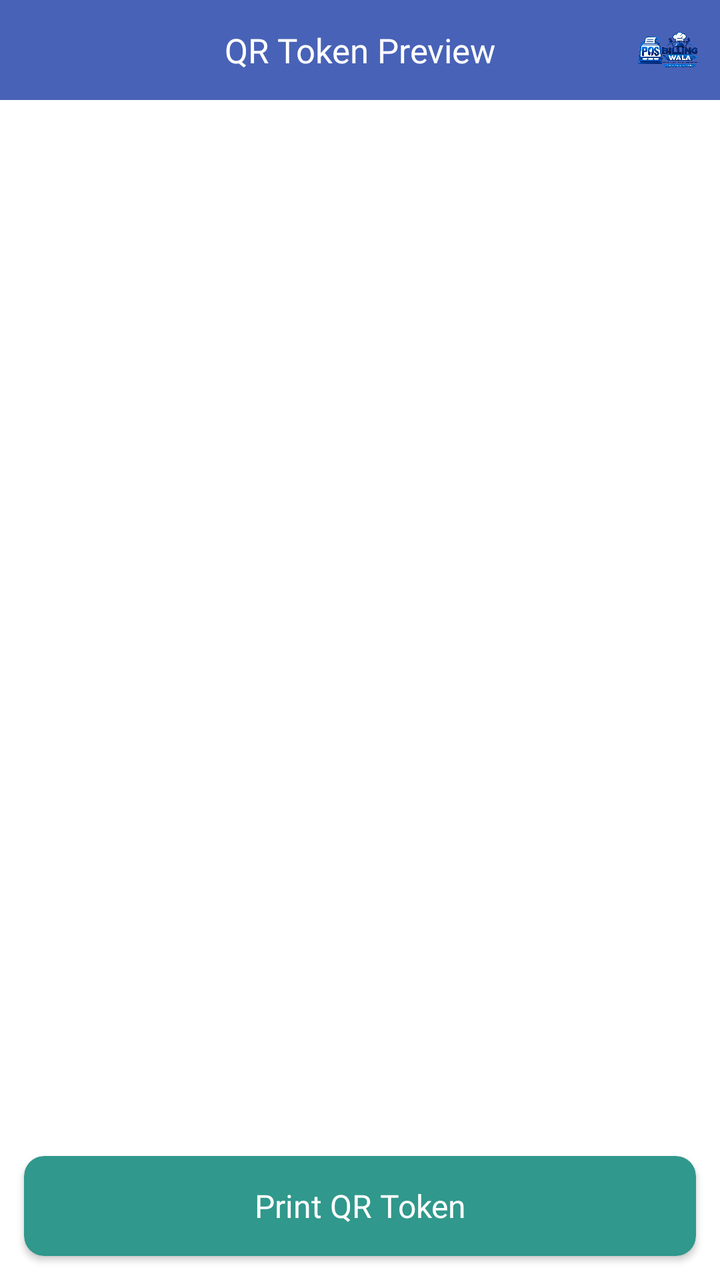
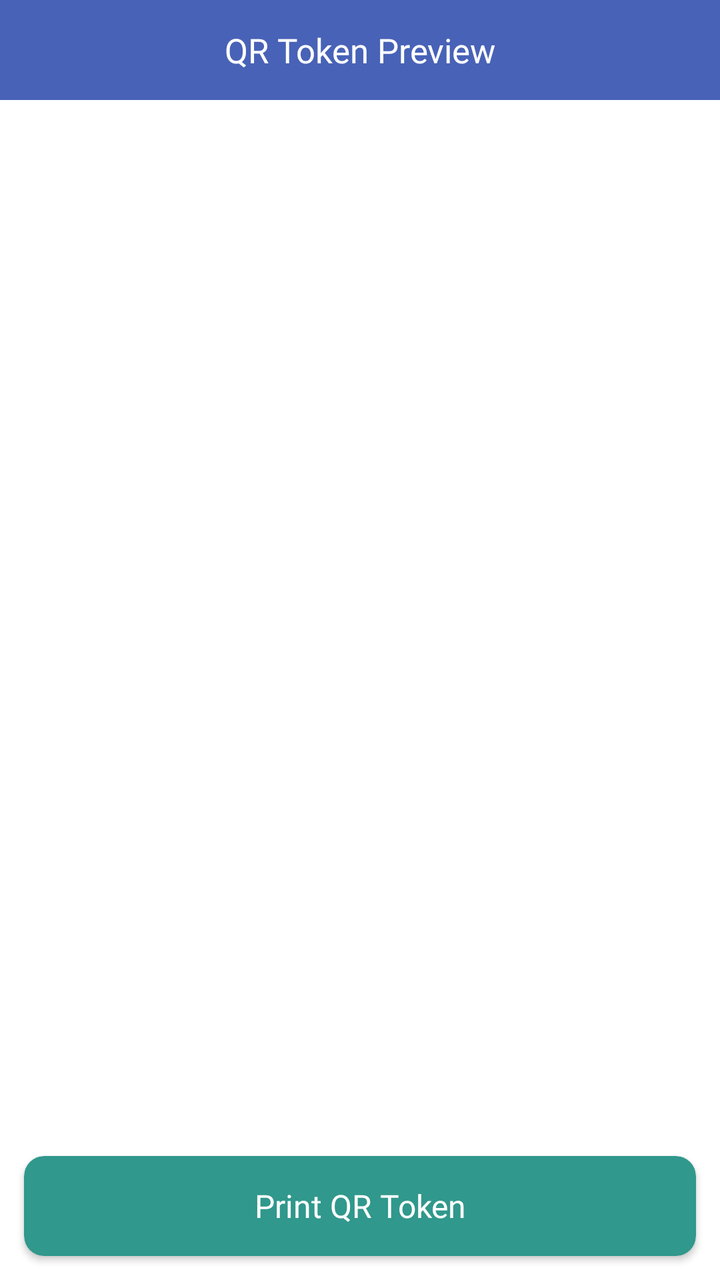

Compare the two renders of this Android layout. The source of the first and the diff that turns it into the second are given below.
<!-- AndroidManifest.xml: application theme AppTheme -->
<!-- res/layout/activity_mess_token_bluetooth_print.xml -->
<?xml version="1.0" encoding="utf-8"?>
<RelativeLayout xmlns:android="http://schemas.android.com/apk/res/android"
    xmlns:app="http://schemas.android.com/apk/res-auto"
    android:layout_width="match_parent"
    android:layout_height="match_parent"
    android:fitsSystemWindows="true">

    <com.google.android.material.appbar.AppBarLayout
        android:id="@+id/appBarLayout"
        android:layout_width="match_parent"
        android:layout_height="50dp">

        <RelativeLayout
            android:layout_width="match_parent"
            android:layout_height="match_parent">

            <androidx.appcompat.widget.AppCompatTextView
                android:layout_width="match_parent"
                android:layout_height="wrap_content"
                android:layout_centerInParent="true"
                android:fontFamily="@font/poppinsmedium"
                android:gravity="center"
                android:text="@string/ui_qr_token_preview"
                android:textColor="@color/white"
                android:textSize="17dp" />

            <include layout="@layout/include_app_toolbar_logo" />
        </RelativeLayout>
    </com.google.android.material.appbar.AppBarLayout>

    <androidx.core.widget.NestedScrollView
        android:id="@+id/twoNestedScrollView"
        android:layout_width="45mm"
        android:layout_height="wrap_content"
        android:layout_centerInParent="true"
        android:visibility="invisible">

        <LinearLayout
            android:layout_width="45mm"
            android:layout_height="wrap_content"
            android:gravity="center"
            android:orientation="vertical"
            android:padding="4dp">

            <ImageView
                android:id="@+id/twoCompanyLogo"
                android:layout_width="match_parent"
                android:layout_height="60dp"
                android:layout_margin="4dp"
                android:src="@drawable/app_logo" />

            <TextView
                android:id="@+id/twoShopName"
                android:layout_width="wrap_content"
                android:layout_height="wrap_content"
                android:fontFamily="@font/poppinsbold"
                android:gravity="center"
                android:text="@string/ui_shop"
                android:textColor="@color/black"
                android:textSize="17dp" />

            <TextView
                android:id="@+id/twoShopDetails"
                android:layout_width="wrap_content"
                android:layout_height="wrap_content"
                android:fontFamily="@font/poppinsregular"
                android:gravity="center"
                android:textColor="@color/black"
                android:textSize="12dp" />

            <TextView
                android:id="@+id/twoTokenTypeLabel"
                android:layout_width="wrap_content"
                android:layout_height="wrap_content"
                android:layout_marginTop="4dp"
                android:fontFamily="@font/poppinsbold"
                android:text="@string/ui_walkin_mess_token"
                android:textColor="@color/black"
                android:textSize="14dp" />

            <TextView
                android:id="@+id/twoInvoiceMemberName"
                android:layout_width="wrap_content"
                android:layout_height="wrap_content"
                android:fontFamily="@font/poppinsmedium"
                android:gravity="center"
                android:textColor="@color/black"
                android:textSize="14dp" />

            <TextView
                android:id="@+id/twoInvoiceDetails"
                android:layout_width="wrap_content"
                android:layout_height="wrap_content"
                android:fontFamily="@font/poppinsregular"
                android:gravity="center"
                android:textColor="@color/black"
                android:textSize="12dp" />

            <ImageView
                android:id="@+id/twoQrCode"
                android:layout_width="120dp"
                android:layout_height="120dp"
                android:layout_marginTop="6dp"
                android:contentDescription="Mess token QR code" />

            <TextView
                android:id="@+id/twoTokenCode"
                android:layout_width="wrap_content"
                android:layout_height="wrap_content"
                android:fontFamily="@font/poppinsregular"
                android:gravity="center"
                android:textColor="@color/black"
                android:textSize="10dp" />

        </LinearLayout>
    </androidx.core.widget.NestedScrollView>

    <androidx.cardview.widget.CardView
        android:id="@+id/printInvoiceCardView"
        android:layout_width="match_parent"
        android:layout_height="50dp"
        android:layout_alignParentBottom="true"
        android:layout_margin="12dp"
        app:cardBackgroundColor="#30988C"
        app:cardCornerRadius="10dp">

        <TextView
            android:layout_width="match_parent"
            android:layout_height="match_parent"
            android:fontFamily="@font/poppinsmedium"
            android:gravity="center"
            android:text="@string/ui_print_qr_token"
            android:textColor="@color/white"
            android:textSize="16dp" />
    </androidx.cardview.widget.CardView>

</RelativeLayout>
<!-- res/layout/include_app_toolbar_logo.xml (included above) -->
<?xml version="1.0" encoding="utf-8"?>
<ImageView xmlns:android="http://schemas.android.com/apk/res/android"
    android:id="@+id/appBrandLogo"
    android:layout_width="32dp"
    android:layout_height="32dp"
    android:layout_alignParentEnd="true"
    android:layout_centerVertical="true"
    android:layout_marginEnd="10dp"
    android:contentDescription="@string/app_name"
    android:scaleType="fitCenter"
    android:src="@drawable/app_logo" />
<!-- resources referenced by this layout -->
<resources>
  <color name="black">#000</color>
  <color name="white">#fff</color>
  <!-- drawable app_logo: png bitmap (drawable, 586552 bytes) -->
  <string name="app_name">Billingwala</string>
  <string name="ui_print_qr_token">Print QR Token</string>
  <string name="ui_qr_token_preview">QR Token Preview</string>
  <string name="ui_shop">Shop</string>
  <string name="ui_walkin_mess_token">WALK-IN MESS TOKEN</string>
  <style name="AppTheme" parent="Theme.MaterialComponents.Light.NoActionBar">
          
          <item name="colorPrimary">@color/colorPrimary</item>
          <item name="colorPrimaryDark">@color/colorPrimary</item>
          <item name="colorAccent">@color/colorAccent</item>
          <item name="android:windowIsTranslucent">true</item>
          <item name="windowNoTitle">true</item>
          <item name="windowActionBar">false</item>
  
      </style>
  <color name="colorPrimary">#4862b7</color>
  <color name="colorAccent">#000</color>
</resources>

<!-- the commit's change to res/layout/activity_mess_token_bluetooth_print.xml (unified diff, before → after) -->
@@ -23,9 +23,7 @@
                 android:text="@string/ui_qr_token_preview"
                 android:textColor="@color/white"
                 android:textSize="17dp" />
-
-            <include layout="@layout/include_app_toolbar_logo" />
-        </RelativeLayout>
+</RelativeLayout>
     </com.google.android.material.appbar.AppBarLayout>
 
     <androidx.core.widget.NestedScrollView
@@ -135,15 +133,3 @@
     </androidx.cardview.widget.CardView>
 
 </RelativeLayout>
-<!-- res/layout/include_app_toolbar_logo.xml (included above) -->
-<?xml version="1.0" encoding="utf-8"?>
-<ImageView xmlns:android="http://schemas.android.com/apk/res/android"
-    android:id="@+id/appBrandLogo"
-    android:layout_width="32dp"
-    android:layout_height="32dp"
-    android:layout_alignParentEnd="true"
-    android:layout_centerVertical="true"
-    android:layout_marginEnd="10dp"
-    android:contentDescription="@string/app_name"
-    android:scaleType="fitCenter"
-    android:src="@drawable/app_logo" />
<!-- resource entries referenced after the edit -->
@@ -3,7 +3,6 @@
   <color name="black">#000</color>
   <color name="white">#fff</color>
   <!-- drawable app_logo: png bitmap (drawable, 586552 bytes) -->
-  <string name="app_name">Billingwala</string>
   <string name="ui_print_qr_token">Print QR Token</string>
   <string name="ui_qr_token_preview">QR Token Preview</string>
   <string name="ui_shop">Shop</string>
